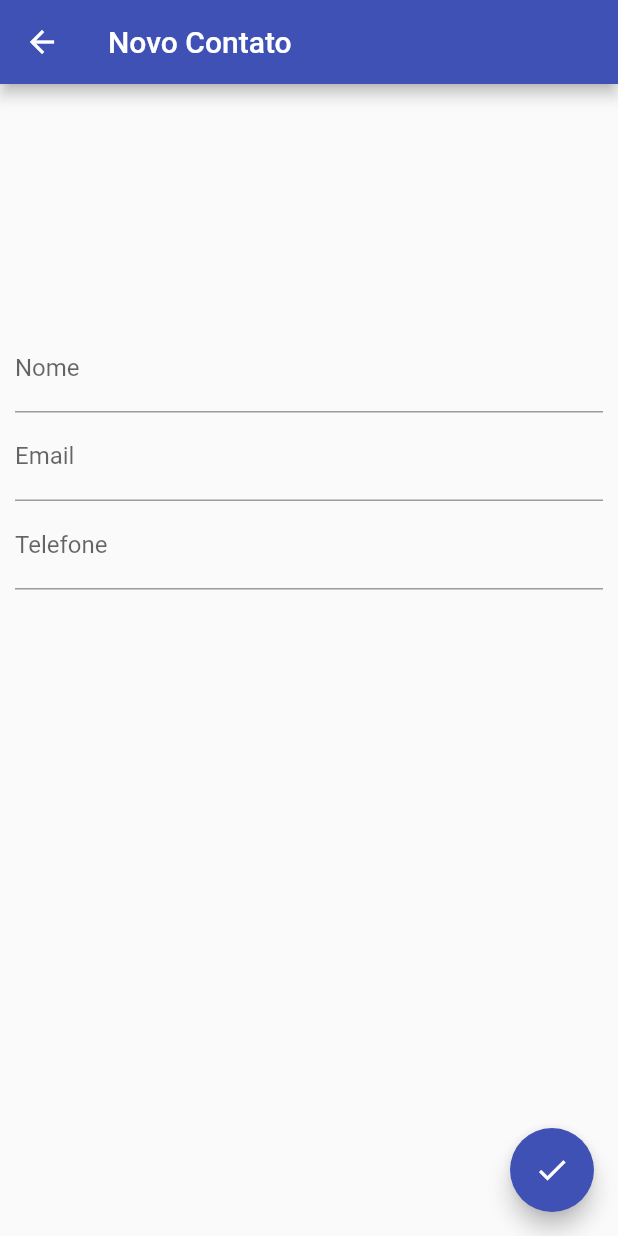
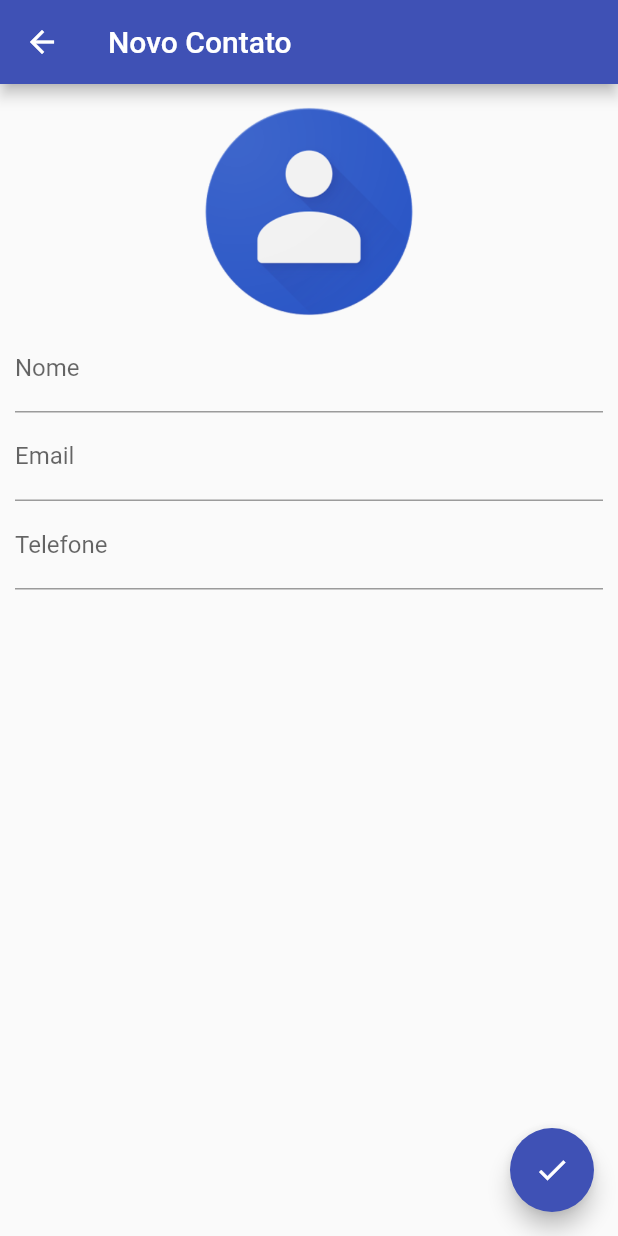
Before and after one commit to gabrielscaranello/flutter_contact_app, a Flutter app: the ContactPage screen opened directly, on a phone screen of 412 x 824 dp. Run offline on Flutter 3.47's test engine with Material 2 defaults, Android fonts, the phone set to English and light mode, and no system bars; our stand-ins replace sqflite; accounts and stored records are empty; statements that could not run were skipped.

```diff
--- a/lib/ui/contact_page.dart
+++ b/lib/ui/contact_page.dart
@@ -65,14 +65,14 @@ class _ContactPageState extends State<ContactPage> {
                 child: Container(
                   width: 150,
                   height: 150,
-                  // decoration: BoxDecoration(
-                  //   shape: BoxShape.circle,
-                  //   image: DecorationImage(
-                  //     image: _editedContact.image != null
-                  //         ? FileImage(File(_editedContact.image))
-                  //         : AssetImage("images/default.png"),
-                  //   ),
-                  // ),
+                  decoration: BoxDecoration(
+                  shape: BoxShape.circle,
+                  image: DecorationImage(
+                    image: _editedContact.image != null
+                        ? FileImage(File(_editedContact.image))
+                        : AssetImage("images/default.png"),
+                  ),
+                ),
                 ),
               ),
               TextField(
@@ -127,12 +127,12 @@ class _ContactPageState extends State<ContactPage> {
               content: Text("Se sair as alterações serão perdidas"),
               actions: <Widget>[
                 FlatButton(
-                  color: Colors.indigo,
+                  textColor: Colors.indigo,
                   child: Text("Cancelar"),
                   onPressed: () => Navigator.pop(context),
                 ),
                 FlatButton(
-                  color: Colors.indigo,
+                  textColor: Colors.indigo,
                   child: Text("Sair"),
                   onPressed: () {
                     Navigator.pop(context);
--- a/pubspec.yaml
+++ b/pubspec.yaml
@@ -20,5 +20,5 @@ dev_dependencies:
 flutter:
   uses-material-design: true
 
-assets:
- ̣̣̣- images/default.png
+  assets:
+    - images/default.png
```
Also changed, not shown: lib/ui/home_page.dart (+8 -8 lines).
